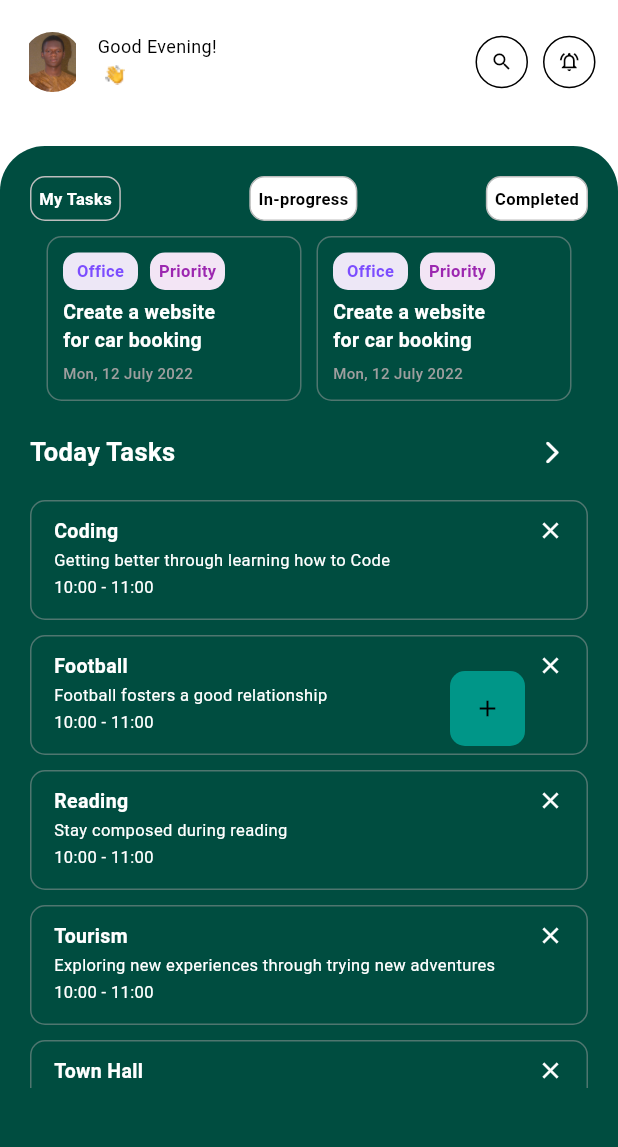
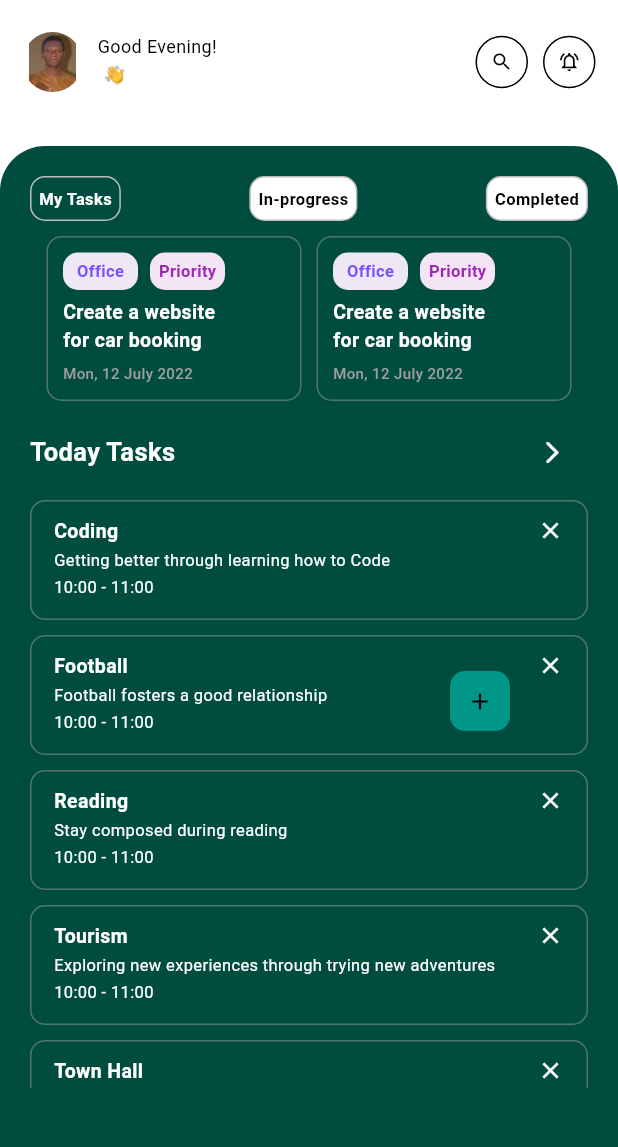
Before and after one commit to Binnasir20/sample, a Flutter app: the HomePage screen opened directly with empty values, on a phone screen of 412 x 824 dp, the part 79-1226 px from its top. Run offline on Flutter 3.47's test engine with Material 3 defaults, Android fonts, the phone set to English and light mode, and no system bars.

Commit message:
updated fab

```diff
--- a/lib/to_do/to_do_screen/app_Theme/home_custom_classes/floatingButtonPage.dart
+++ b/lib/to_do/to_do_screen/app_Theme/home_custom_classes/floatingButtonPage.dart
@@ -97,8 +97,8 @@ class ButtonFlot extends StatelessWidget {
           });
         },
         child: Container(
-            height: 50,
-            width: 50,
+            height: 40,
+            width: 40,
             decoration: BoxDecoration(
                 color: isDarkMode ? Colors.teal.shade900 : Colors.teal,
                 borderRadius: BorderRadius.circular(10)
```
